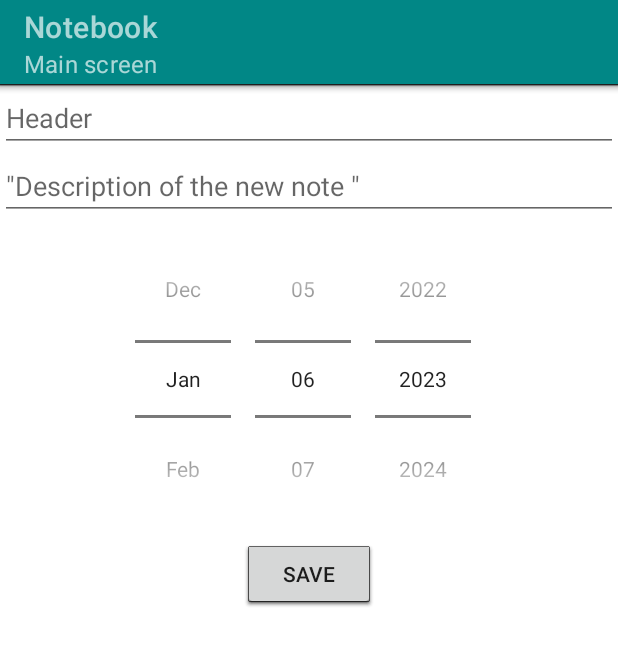
After one commit to EgorKisel/Notebook, an Android app: the fragment CardFragment placed in its activity, on a phone screen of 412 x 824 dp. The commit adds this screen. Shown: the top 646 px of the screen. Run offline under Robolectric (Android 15) with nearby library versions, the phone set to English and light mode, and no system bars.

Commit message:
Publisher/Observer + DatePicker + Navigation

```diff
--- /dev/null
+++ b/app/src/main/java/com/geekbrains/notebook/publisher/Observer.java
@@ -0,0 +1,7 @@
+package com.geekbrains.notebook.publisher;
+
+import com.geekbrains.notebook.repository.NoteData;
+
+public interface Observer {
+    void receiveMessage(NoteData noteData);
+}
--- /dev/null
+++ b/app/src/main/java/com/geekbrains/notebook/publisher/Publisher.java
@@ -0,0 +1,29 @@
+package com.geekbrains.notebook.publisher;
+
+import com.geekbrains.notebook.repository.NoteData;
+
+import java.util.ArrayList;
+import java.util.List;
+
+public class Publisher {
+
+    private List<Observer> observers;
+
+    public Publisher() {
+        observers = new ArrayList<>();
+    }
+
+    public void subscribe(Observer observer) {
+        observers.add(observer);
+    }
+
+    public void unsubscribe(Observer observer) {
+        observers.remove(observer);
+    }
+
+    public void sendMessage(NoteData noteData) {
+        for (Observer observer : observers) {
+            observer.receiveMessage(noteData);
+        }
+    }
+}
--- a/app/src/main/java/com/geekbrains/notebook/repository/LocalRepositoryImpl.java
+++ b/app/src/main/java/com/geekbrains/notebook/repository/LocalRepositoryImpl.java
@@ -5,6 +5,7 @@ import android.content.res.Resources;
 import com.geekbrains.notebook.R;
 
 import java.util.ArrayList;
+import java.util.Calendar;
 import java.util.List;
 
 public class LocalRepositoryImpl implements NoteSource {
@@ -22,7 +23,7 @@ public class LocalRepositoryImpl implements NoteSource {
         String[] description = resources.getStringArray(R.array.notebook_descriptions);
 
         for (int i = 0; i < titles.length; i ++) {
-            dataSource.add(new NoteData(titles[i], description[i]));
+            dataSource.add(new NoteData(titles[i], description[i], Calendar.getInstance().getTime()));
         }
         return this;
     }
--- a/app/src/main/java/com/geekbrains/notebook/ui/MainActivity.java
+++ b/app/src/main/java/com/geekbrains/notebook/ui/MainActivity.java
@@ -1,26 +1,38 @@
 package com.geekbrains.notebook.ui;
 
 import android.os.Bundle;
-import android.view.Menu;
-import android.view.MenuItem;
-import android.widget.Toast;
 
-import androidx.annotation.NonNull;
 import androidx.appcompat.app.AppCompatActivity;
 import androidx.appcompat.widget.Toolbar;
 
-import com.geekbrains.notebook.NotebookFragment;
+import com.geekbrains.notebook.publisher.Publisher;
+import com.geekbrains.notebook.ui.main.MyDialogFragmentCustom;
+import com.geekbrains.notebook.ui.main.NotebookFragment;
 import com.geekbrains.notebook.R;
 
 public class MainActivity extends AppCompatActivity {
+
+    private Publisher publisher;
+    private Navigation navigation;
+
+    public Navigation getNavigation() {
+        return navigation;
+    }
+
+    public Publisher getPublisher() {
+        return publisher;
+    }
 
     @Override
     protected void onCreate(Bundle savedInstanceState) {
         super.onCreate(savedInstanceState);
         setContentView(R.layout.activity_main);
+        publisher = new Publisher();
+        navigation = new Navigation(getSupportFragmentManager());
 
         if (savedInstanceState == null) {
-            getSupportFragmentManager().beginTransaction().replace(R.id.container, NotebookFragment.newInstance()).commit();
+            //getSupportFragmentManager().beginTransaction().replace(R.id.container, NotebookFragment.newInstance()).commit();
+            navigation.replaceFragment(NotebookFragment.newInstance(), false);
         }
 
         Toolbar toolbar = findViewById(R.id.toolbar);
--- /dev/null
+++ b/app/src/main/java/com/geekbrains/notebook/ui/Navigation.java
@@ -0,0 +1,37 @@
+package com.geekbrains.notebook.ui;
+
+import androidx.fragment.app.Fragment;
+import androidx.fragment.app.FragmentManager;
+import androidx.fragment.app.FragmentTransaction;
+
+import com.geekbrains.notebook.R;
+
+public class Navigation {
+
+    private final FragmentManager fragmentManager;
+
+    public Navigation(FragmentManager fragmentManager){
+        this.fragmentManager = fragmentManager;
+    }
+
+    public void replaceFragment(Fragment fragment, boolean useBackStack) {
+        // Открыть транзакцию
+        FragmentTransaction fragmentTransaction = fragmentManager.beginTransaction();
+        fragmentTransaction.replace(R.id.container, fragment);
+        if (useBackStack) {
+            fragmentTransaction.addToBackStack("");
+        }
+        // Закрыть транзакцию
+        fragmentTransaction.commit();
+    }
+    public void addFragment(Fragment fragment, boolean useBackStack) {
+        // Открыть транзакцию
+        FragmentTransaction fragmentTransaction = fragmentManager.beginTransaction();
+        fragmentTransaction.add(R.id.container, fragment);
+        if (useBackStack) {
+            fragmentTransaction.addToBackStack("");
+        }
+        // Закрыть транзакцию
+        fragmentTransaction.commit();
+    }
+}
--- a/app/src/main/java/com/geekbrains/notebook/ui/AboutFragment.java
+++ b/app/src/main/java/com/geekbrains/notebook/ui/main/AboutFragment.java
@@ -1,4 +1,4 @@
-package com.geekbrains.notebook.ui;
+package com.geekbrains.notebook.ui.main;
 
 import android.os.Bundle;
 import android.view.LayoutInflater;
--- a/app/src/main/java/com/geekbrains/notebook/ui/MyDialogFragmentCustom.java
+++ b/app/src/main/java/com/geekbrains/notebook/ui/main/MyDialogFragmentCustom.java
@@ -1,4 +1,4 @@
-package com.geekbrains.notebook.ui;
+package com.geekbrains.notebook.ui.main;
 
 import android.app.Dialog;
 import android.os.Bundle;
--- a/app/src/main/java/com/geekbrains/notebook/ui/NoteAdapter.java
+++ b/app/src/main/java/com/geekbrains/notebook/ui/main/NoteAdapter.java
@@ -1,4 +1,4 @@
-package com.geekbrains.notebook.ui;
+package com.geekbrains.notebook.ui.main;
 
 import android.view.LayoutInflater;
 import android.view.View;
@@ -107,7 +107,7 @@ public class NoteAdapter extends RecyclerView.Adapter<NoteAdapter.MyViewHolder>
 
         public void bindContentWithLayout(NoteData content) {
             textViewTitle.setText(content.getTitle());
-            textViewDescription.setText(content.getDescription());
+            textViewDescription.setText(content.getDescription() + " " + content.getDate());
         }
     }
 }
--- a/app/src/main/java/com/geekbrains/notebook/ui/OnItemClickListener.java
+++ b/app/src/main/java/com/geekbrains/notebook/ui/main/OnItemClickListener.java
@@ -1,4 +1,4 @@
-package com.geekbrains.notebook.ui;
+package com.geekbrains.notebook.ui.main;
 
 public interface OnItemClickListener {
 
--- /dev/null
+++ b/app/src/main/res/layout/fragment_card.xml
@@ -0,0 +1,46 @@
+<?xml version="1.0" encoding="utf-8"?>
+<androidx.core.widget.NestedScrollView xmlns:android="http://schemas.android.com/apk/res/android"
+    xmlns:tools="http://schemas.android.com/tools"
+    android:layout_width="match_parent"
+    android:layout_height="match_parent"
+    android:background="@color/white"
+    android:clickable="true">
+
+    <LinearLayout
+        android:layout_width="match_parent"
+        android:layout_height="match_parent"
+        android:orientation="vertical">
+
+
+        <EditText
+            android:id="@+id/inputTitle"
+            android:layout_width="match_parent"
+            android:layout_height="wrap_content"
+            android:hint="@string/header" />
+
+        <EditText
+            android:id="@+id/inputDescription"
+            android:layout_width="match_parent"
+            android:layout_height="wrap_content"
+            android:hint="@string/description_of_the_new_note" />
+
+
+        <DatePicker
+            android:id="@+id/inputDate"
+            android:layout_width="match_parent"
+            android:layout_height="wrap_content"
+            android:layout_gravity="center"
+            android:calendarViewShown="false"
+            android:datePickerMode="spinner" />
+
+        <androidx.appcompat.widget.AppCompatButton
+            android:id="@+id/btnSave"
+            android:text="@string/save"
+            android:layout_gravity="center"
+            android:layout_width="wrap_content"
+            android:layout_height="wrap_content"/>
+        <!-- также можно делать режим календаря
+        android:datePickerMode="calendar"
+        и режим отображения календаря в spinner-режиме
+        android:calendarViewShown="true" -->
+    </LinearLayout></androidx.core.widget.NestedScrollView>
--- a/app/src/main/res/layout/fragment_notes.xml
+++ b/app/src/main/res/layout/fragment_notes.xml
@@ -5,7 +5,7 @@
     xmlns:tools="http://schemas.android.com/tools"
     xmlns:app="http://schemas.android.com/apk/res-auto"
     android:orientation="vertical"
-    tools:context="com.geekbrains.notebook.NotebookFragment">
+    tools:context="com.geekbrains.notebook.ui.main.NotebookFragment">
 
     <androidx.recyclerview.widget.RecyclerView
         android:id="@+id/recyclerView"
--- a/app/src/main/res/values/strings.xml
+++ b/app/src/main/res/values/strings.xml
@@ -21,4 +21,6 @@
     <string name="title_of_the_new_note">\"Title of the new note \"</string>
     <string name="description_of_the_new_note">\"Description of the new note \"</string>
     <string name="update">Update</string>
+    <string name="save">Save</string>
+    <string name="header">Header</string>
 </resources>
```
Also changed, not shown: app/src/main/java/com/geekbrains/notebook/repository/NoteData.java (+55 -2 lines), app/src/main/java/com/geekbrains/notebook/ui/editor/CardFragment.java (added, +86 -0 lines), app/src/main/java/com/geekbrains/notebook/ui/main/NotebookFragment.java (renamed from app/src/main/java/com/geekbrains/notebook/NotebookFragment.java, +22 -9 lines), 1 other file.
